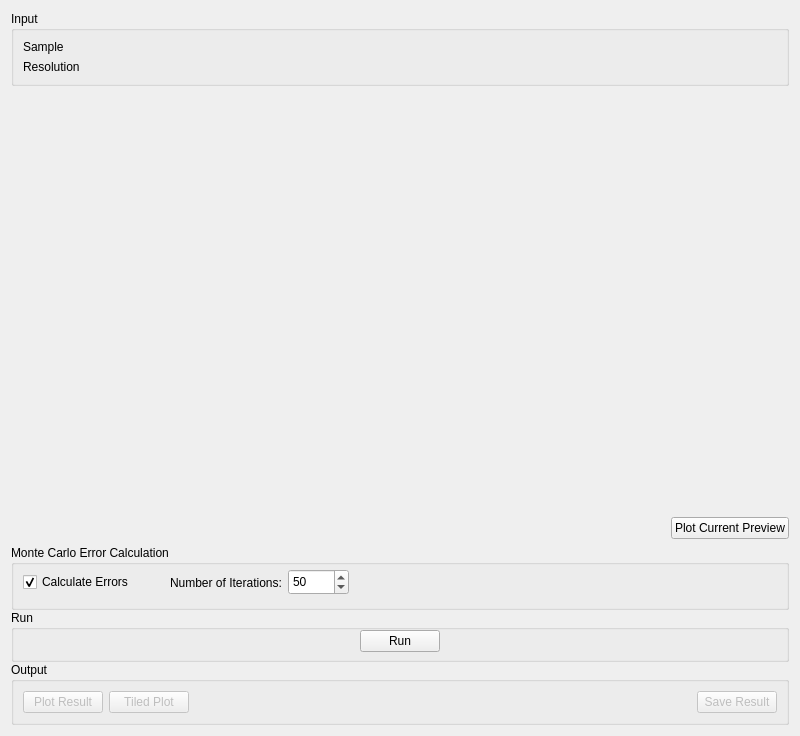
Qt form qt/scientific_interfaces/Indirect/Iqt.ui (mantidproject/mantid) before a commit.
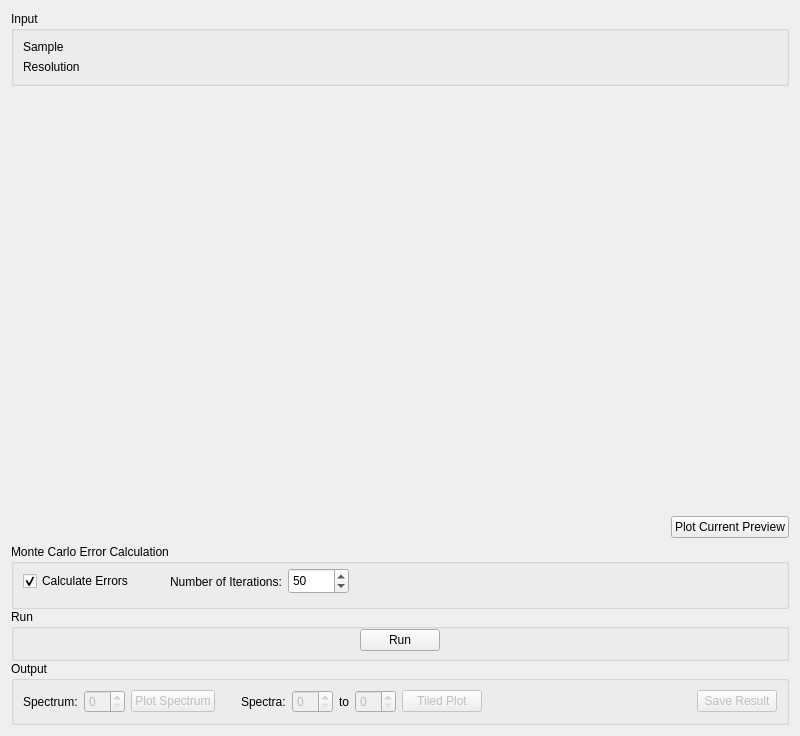
The same form after that commit. Custom widgets are drawn as their Qt base class.

Commit message: Allow plotting of specific spectra Refs #23543

```diff
--- a/qt/scientific_interfaces/Indirect/Iqt.ui
+++ b/qt/scientific_interfaces/Indirect/Iqt.ui
@@ -357,13 +357,71 @@
          <string>Output</string>
         </property>
         <layout class="QHBoxLayout" name="horizontalLayout_9">
+         <item>
+          <widget class="QLabel" name="label_2">
+           <property name="text">
+            <string>Spectrum:</string>
+           </property>
+          </widget>
+         </item>
+         <item>
+          <widget class="QSpinBox" name="spSpectrum">
+           <property name="enabled">
+            <bool>false</bool>
+           </property>
+          </widget>
+         </item>
          <item>
           <widget class="QPushButton" name="pbPlot">
            <property name="enabled">
             <bool>false</bool>
            </property>
            <property name="text">
-            <string>Plot Result</string>
+            <string>Plot Spectrum</string>
+           </property>
+          </widget>
+         </item>
+         <item>
+          <spacer name="horizontalSpacer_6">
+           <property name="orientation">
+            <enum>Qt::Horizontal</enum>
+           </property>
+           <property name="sizeType">
+            <enum>QSizePolicy::Fixed</enum>
+           </property>
+           <property name="sizeHint" stdset="0">
+            <size>
+             <width>20</width>
+             <height>20</height>
+            </size>
+           </property>
+          </spacer>
+         </item>
+         <item>
+          <widget class="QLabel" name="label_3">
+           <property name="text">
+            <string>Spectra:</string>
+           </property>
+          </widget>
+         </item>
+         <item>
+          <widget class="QSpinBox" name="spTiledPlotFirst">
+           <property name="enabled">
+            <bool>false</bool>
+           </property>
+          </widget>
+         </item>
+         <item>
+          <widget class="QLabel" name="label_4">
+           <property name="text">
+            <string>to</string>
+           </property>
+          </widget>
+         </item>
+         <item>
+          <widget class="QSpinBox" name="spTiledPlotLast">
+           <property name="enabled">
+            <bool>false</bool>
            </property>
           </widget>
          </item>
```
The commit also changes 7 other files.
